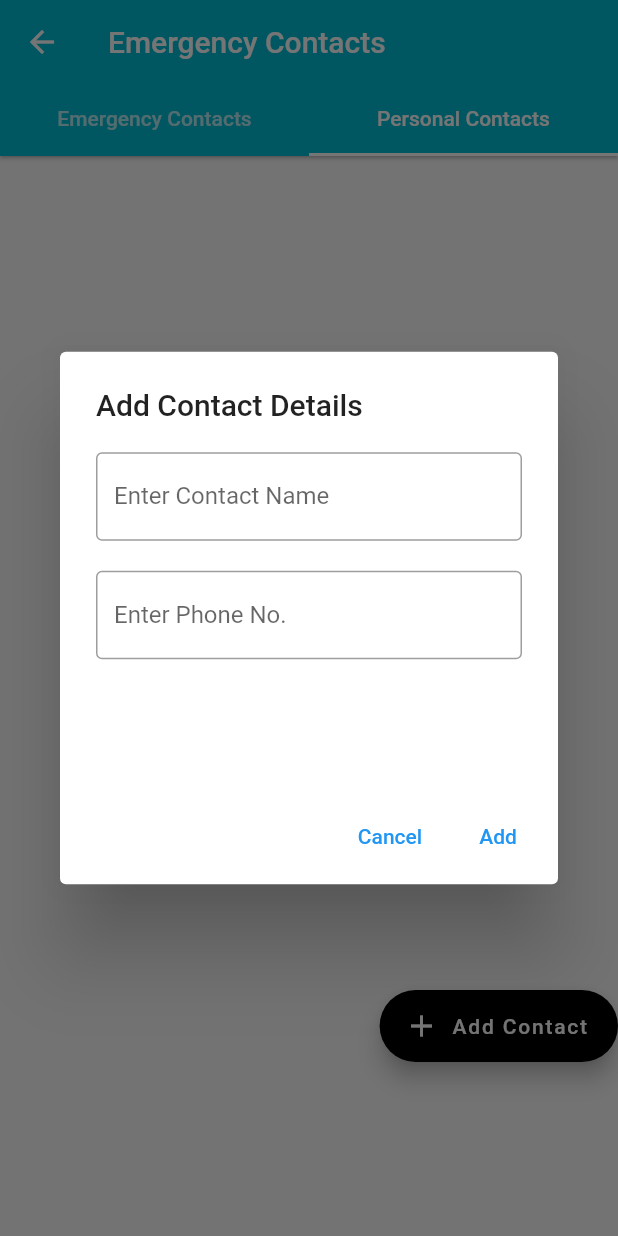
After one commit to lindiwemutungamiri/lith_app, a Flutter app: the HomeScreenTabs screen opened directly, tab 2 chosen, after a tap on "Add Contact", on a phone screen of 412 x 824 dp. The commit adds this screen. Run offline on Flutter 3.47's test engine with Material 2 defaults, Android fonts, the phone set to English and light mode, and no system bars; our stand-ins replace bloc, carousel_slider, cloud_firestore, dio, equatable, firebase_auth and 20 more; missing offline and left inert: agora_rtc_engine, flutter_phone_direct_caller; accounts and stored records are empty; statements that could not run were skipped.

Commit message:
added emergency call features

```diff
--- /dev/null
+++ b/lib/screens/emergency_calls/Components/db_helper.dart
@@ -0,0 +1,79 @@
+import 'dart:io' as io;
+
+import 'package:lith_app/screens/emergency_calls/Components/personal_emergency_contacts_model.dart';
+import 'package:path/path.dart' show join;
+import 'package:path_provider/path_provider.dart'
+    show getApplicationDocumentsDirectory;
+import 'package:sqflite/sqflite.dart';
+
+class DBHelper {
+  static Database? _db;
+  Future<Database> get db async {
+    if (_db != null) {
+      return _db!;
+    }
+    _db = await initDatabase();
+    return _db!;
+  }
+
+  initDatabase() async {
+    io.Directory documentDirectory = await getApplicationDocumentsDirectory();
+    String path = join(documentDirectory.path, 'EmergencyContacts.db');
+    var db = await openDatabase(path, version: 1, onCreate: _onCreate);
+    return db;
+  }
+
+  _onCreate(Database db, int version) async {
+    await db.execute(
+        'CREATE TABLE contacts (id INTEGER PRIMARY KEY AUTOINCREMENT, name TEXT, contactNo TEXT)');
+  }
+
+  Future<PersonalEmergency> add(PersonalEmergency contacts) async {
+    var dbClient = await db;
+    var name = contacts.name;
+    var contactNo = contacts.contactNo;
+    dbClient.rawInsert(
+        "INSERT into contacts(name,contactNo)"
+        "VALUES(?, ?)",
+        [name, contactNo]);
+    return contacts;
+  }
+
+  Future<List<PersonalEmergency>> getContacts() async {
+    var dbClient = await db;
+    List<Map> maps =
+        await dbClient.query('contacts', columns: ['id', 'name', 'contactNo']);
+    List<PersonalEmergency> contacts = [];
+    if (maps.isNotEmpty) {
+      for (int i = 0; i < maps.length; i++) {
+        contacts.add(PersonalEmergency.fromMap(maps[i]));
+      }
+    }
+
+    return contacts;
+  }
+
+  Future<int> delete(int id) async {
+    var dbClient = await db;
+    return await dbClient.delete(
+      'contacts',
+      where: 'id = ?',
+      whereArgs: [id],
+    );
+  }
+
+  Future<int> update(PersonalEmergency contacts) async {
+    var dbClient = await db;
+    return await dbClient.update(
+      'contacts',
+      contacts.toMap(),
+      where: 'id = ?',
+      whereArgs: [contacts.id],
+    );
+  }
+
+  Future close() async {
+    var dbClient = await db;
+    dbClient.close();
+  }
+}
--- /dev/null
+++ b/lib/screens/emergency_calls/Components/emergency_contacts.dart
@@ -0,0 +1,5 @@
+class EmergencyContacts {
+  final String initials, name, contactNo;
+
+  EmergencyContacts(this.initials, this.name, this.contactNo);
+}
--- /dev/null
+++ b/lib/screens/emergency_calls/Components/emergency_contacts_data.dart
@@ -0,0 +1,85 @@
+import 'package:flutter/material.dart';
+import 'package:flutter_phone_direct_caller/flutter_phone_direct_caller.dart';
+import 'package:lith_app/screens/emergency_calls/Components/emergency_contacts.dart';
+
+class ContactsData extends StatefulWidget {
+  const ContactsData({Key? key}) : super(key: key);
+
+  @override
+  _ContactsDataState createState() => _ContactsDataState();
+}
+
+class _ContactsDataState extends State<ContactsData> {
+  static List<String> emergencyContactsName = [
+    "LITH AFRICA HOTLINE",
+    "Aunty Dee",
+    "Salim",
+    "Ms Evonne",
+    "Wellness Service Provider"
+  ];
+
+  static List<String> emergencyContactsInitials = [
+    "LA",
+    "DD",
+    "SW",
+    "ES",
+    "SE"
+  ];
+
+  static List<dynamic> icons = [
+    Icons.phone,
+    Icons.person,
+    Icons.person,
+    Icons.person,
+    null
+  ];
+  static List<String> emergencyContactsNo = [
+    '0550861693',
+    '0550861693',
+    '0550861693',
+    '0550861693',
+    '0550861693'
+  ];
+
+  final List<EmergencyContacts> emergencyContacts = List.generate(
+      emergencyContactsName.length,
+      (index) => EmergencyContacts(emergencyContactsInitials[index],
+          emergencyContactsName[index], emergencyContactsNo[index]));
+  String? _selectedCity;
+  @override
+  Widget build(BuildContext context) {
+    return Scaffold(
+        body: Container(
+            padding: const EdgeInsets.all(15),
+            child: Wrap(children: [
+              Column(children: <Widget>[
+                Scrollbar(
+                    child: ListView.builder(
+                        physics: const BouncingScrollPhysics(
+                            parent: AlwaysScrollableScrollPhysics()),
+                        shrinkWrap: true,
+                        itemCount: emergencyContactsName.length,
+                        itemBuilder: (BuildContext context, index) {
+                          EmergencyContacts _contacts =
+                              emergencyContacts[index];
+                          return SizedBox(
+                              height: 100,
+                              child: Card(
+                                  elevation: 4,
+                                  child: InkWell(
+                                      onTap: () async {
+                                        var phoneNo = _contacts.contactNo;
+                                        await FlutterPhoneDirectCaller
+                                            .callNumber(phoneNo);
+                                      },
+                                      child: ListTile(
+                                          title: Text(_contacts.name),
+                                          subtitle: Text(_contacts.contactNo),
+                                          dense: true,
+                                          leading: CircleAvatar(
+                                              child: Icon(icons[index]))))));
+                        }))
+              ])
+            ])));
+  }
+}
--- /dev/null
+++ b/lib/screens/emergency_calls/Components/personal_emergency_contacts.dart
@@ -0,0 +1,170 @@
+import 'package:flutter/material.dart';
+import 'package:flutter_phone_direct_caller/flutter_phone_direct_caller.dart';
+import 'package:lith_app/screens/emergency_calls/Components/db_helper.dart';
+import 'package:lith_app/screens/emergency_calls/Components/personal_emergency_contacts_model.dart';
+
+class PersonalEmergencyContacts extends StatefulWidget {
+  const PersonalEmergencyContacts({Key? key}) : super(key: key);
+
+  @override
+  _PersonalEmergencyContactsState createState() =>
+      _PersonalEmergencyContactsState();
+}
+
+class _PersonalEmergencyContactsState extends State<PersonalEmergencyContacts> {
+  final GlobalKey<FormState> _formStateKey = GlobalKey<FormState>();
+  static Future<List<PersonalEmergency>>? contacts;
+
+  late DBHelper dbHelper;
+
+  static List<String> emergencyContactsName = [];
+  static List<String> emergencyContactsInitials = [];
+  static List<String> emergencyContactsNo = [];
+
+  final TextEditingController _textFieldController1 = TextEditingController();
+  final TextEditingController _textFieldController2 = TextEditingController();
+
+  void getInitial(String name) {
+    var nameParts = name.split(" ");
+    if (nameParts.length > 1) {
+      emergencyContactsInitials
+          .add(nameParts[0][0].toUpperCase() + nameParts[1][0].toUpperCase());
+    } else {
+      emergencyContactsInitials.add(nameParts[0][0].toUpperCase());
+    }
+  }
+
+  void _addContact(String name, String no) {
+    dbHelper.add(PersonalEmergency(name, no));
+    _textFieldController1.clear();
+    _textFieldController2.clear();
+  }
+
+  @override
+  void initState() {
+    super.initState();
+    dbHelper = DBHelper();
+    emergencyContactsName = [];
+    emergencyContactsInitials = [];
+    emergencyContactsNo = [];
+    refreshContacts();
+  }
+
+  void getData(List<PersonalEmergency> contacts) {
+    contacts.forEach((contact) {
+      print(contact.contactNo);
+      getInitial(contact.name.toString());
+      emergencyContactsName.add(contact.name.toString());
+      emergencyContactsNo.add(contact.contactNo.toString());
+    });
+  }
+
+  refreshContacts() {
+    setState(() {
+      emergencyContactsName = [];
+      emergencyContactsInitials = [];
+      emergencyContactsNo = [];
+
+      contacts = dbHelper.getContacts();
+    });
+  }
+
+  @override
+  Widget build(BuildContext context) {
+    return Scaffold(
+      body: FutureBuilder(
+          future: contacts,
+          builder: (context, AsyncSnapshot snapshot) {
+            if (!snapshot.hasData) {
+              return (const Center(child: CircularProgressIndicator()));
+            } else {
+              getData(snapshot.data);
+              return Scrollbar(
+                  child: ListView.builder(
+                      shrinkWrap: true,
+                      itemCount: emergencyContactsName.length,
+                      itemBuilder: (BuildContext context, index) {
+                        return SizedBox(
+                            height: 100,
+                            child: Card(
+                                elevation: 4,
+                                child: InkWell(
+                                    onTap: () async {
+                                      var phoneNo = emergencyContactsNo[index];
+                                      await FlutterPhoneDirectCaller.callNumber(
+                                          phoneNo);
+                                    },
+                                    child: ListTile(
+                                        title:
+                                            Text(emergencyContactsName[index]),
+                                        subtitle:
+                                            Text(emergencyContactsNo[index]),
+                                        dense: true,
+                                        trailing: const Icon(Icons.delete),
+                                        leading: CircleAvatar(
+                                            child: Text(
+                                                emergencyContactsInitials[
+                                                    index]))))));
+                      }));
+            }
+          }),
+      floatingActionButton: Container(
+        padding: EdgeInsets.only(bottom: 100.0),
+        child: Align(
+          alignment: Alignment.bottomRight,
+          child: FloatingActionButton.extended(
+            onPressed: () => showDialog<String>(
+              context: context,
+              builder: (BuildContext context) => AlertDialog(
+                title: const Text('Add Contact Details'),
+                content: SizedBox(
+                    width: 300,
+                    height: 200,
+                    child: Column(
+                      children: [
+                        TextFormField(
+                          controller: _textFieldController1,
+                          decoration: const InputDecoration(
+                            border: OutlineInputBorder(),
+                            labelText: "Enter Contact Name",
+                          ),
+                        ),
+                        const SizedBox(
+                          height: 20,
+                        ),
+                        TextFormField(
+                          controller: _textFieldController2,
+                          decoration: const InputDecoration(
+                            border: OutlineInputBorder(),
+                            labelText: "Enter Phone No.",
+                          ),
+                        ),
+                      ],
+                    )),
+                actions: <Widget>[
+                  TextButton(
+                    onPressed: () => Navigator.pop(context, 'Cancel'),
+                    child: const Text('Cancel'),
+                  ),
+                  TextButton(
+                    onPressed: () => {
+                      _addContact(_textFieldController1.text,
+                          _textFieldController2.text),
+                      Navigator.pop(context, 'Add'),
+                      //refreshContacts(),
+                    },
+                    child: const Text('Add'),
+                  ),
+                ],
+              ),
+            ),
+            backgroundColor: Colors.black,
+            icon: Icon(Icons.add),
+            label: Text("Add Contact"),
+          ),
+        ),
+      ),
+      floatingActionButtonLocation: FloatingActionButtonLocation.centerFloat,
+    );
+  }
+}
--- /dev/null
+++ b/lib/screens/emergency_calls/Components/personal_emergency_contacts_model.dart
@@ -0,0 +1,18 @@
+class PersonalEmergency {
+  late int id;
+  late String name, contactNo;
+  PersonalEmergency(this.name, this.contactNo);
+
+  // EmergencyContacts(this.initials, this.name, this.contactNo);
+
+  Map<String, dynamic> toMap() {
+    var map = <String, dynamic>{'id': id, 'name': name, 'contactNo': contactNo};
+    return map;
+  }
+
+  PersonalEmergency.fromMap(Map<dynamic, dynamic> map) {
+    id = map['id'];
+    name = map['name'];
+    contactNo = map['contactNo'];
+  }
+}
--- /dev/null
+++ b/lib/screens/emergency_calls/home_tabs.dart
@@ -0,0 +1,55 @@
+import 'package:flutter/material.dart';
+import 'package:lith_app/screens/emergency_calls/Components/emergency_contacts_data.dart';
+import 'package:lith_app/screens/emergency_calls/Components/personal_emergency_contacts.dart';
+
+class HomeScreenTabs extends StatefulWidget {
+  const HomeScreenTabs({Key? key}) : super(key: key);
+
+  @override
+  _HomeScreenTabsState createState() => _HomeScreenTabsState();
+}
+
+class _HomeScreenTabsState extends State<HomeScreenTabs>
+    with SingleTickerProviderStateMixin {
+  late TabController _controller;
+  @override
+  void initState() {
+    super.initState();
+    _controller = TabController(
+      vsync: this,
+      initialIndex: 0,
+      length: 2,
+    );
+  }
+
+  @override
+  void dispose() {
+    _controller.dispose();
+    super.dispose();
+  }
+
+  @override
+  Widget build(BuildContext context) {
+    return Scaffold(
+      appBar: AppBar(
+        title: const Text(
+          'Emergency Contacts',
+          style: TextStyle(color: Colors.white),
+        ),
+        backgroundColor: Colors.cyan,
+        elevation: 1,
+        bottom: TabBar(
+          controller: _controller,
+          indicatorColor: Colors.white,
+          tabs: const <Widget>[
+            Tab(text: "Emergency Contacts"),
+            Tab(text: "Personal Contacts")
+          ],
+        ),
+      ),
+      body: TabBarView(
+          controller: _controller,
+          children: <Widget>[ContactsData(), PersonalEmergencyContacts()]),
+    );
+  }
+}
--- a/lib/screens/patient_dashboard/fitness_app_home_screen.dart
+++ b/lib/screens/patient_dashboard/fitness_app_home_screen.dart
@@ -5,6 +5,7 @@ import 'package:flutter/services.dart';
 import 'package:lith_app/screens/Settings_Pages/settings.dart';
 import 'package:lith_app/screens/patient_dashboard/training/training_home_screen.dart';
 
+import '../emergency_calls/home_tabs.dart';
 import 'bottom_navigation_view/bottom_bar_view.dart';
 import 'doctor_appointment/screens/doctor_appointment.dart';
 import 'fitness_app_theme.dart';
@@ -134,8 +135,7 @@ class _FitnessAppHomeScreenState extends State<FitnessAppHomeScreen>
                   return;
                 }
                 setState(() {
-                  tabBody =
-                      const DoctorAppointment(); //change this to recommendation screen
+                  tabBody = const HomeScreenTabs();
                 });
               });
             } else if (index == 3) {
--- a/lib/screens/patient_dashboard/models/tab_icon_data.dart
+++ b/lib/screens/patient_dashboard/models/tab_icon_data.dart
@@ -32,8 +32,8 @@ class TabIconData {
       animationController: null,
     ),
     TabIconData(
-      imagePath: 'assets/fitness_app/recommendation.png',
-      selectedImagePath: 'assets/fitness_app/recommendation.png',
+      imagePath: 'assets/fitness_app/phoneCall.png',
+      selectedImagePath: 'assets/fitness_app/phoneCall.png',
       index: 2,
       isSelected: true,
       animationController: null,
--- a/pubspec.yaml
+++ b/pubspec.yaml
@@ -64,6 +64,11 @@ dependencies:
   flutter_staggered_grid_view: ^0.4.0
   flutter_speed_dial: ^6.0.0
   firebase_messaging: ^11.3.0
+  flutter_phone_direct_caller: ^2.1.1
+  google_maps_flutter: ^2.1.4
+  location: ^4.3.0
+  path_provider: ^2.0.9
+  animated_splash_screen: ^1.2.0
 
 
 
```
Also changed, not shown: lib/screens/emergency_calls/Components/google_map_page.dart (added, +19 -0 lines), assets/fitness_app/phoneCall.png (added), lib/screens/patient_dashboard/doctor_appointment/components/agora.config.dart, pubspec.lock, 1 other file.
